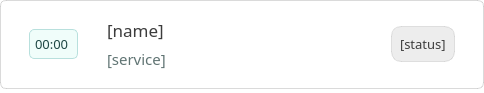
Before: the Qt Designer form ui/item_dashboard.ui in karlito20/AdoraFlowProject, drawn with Qt 5.
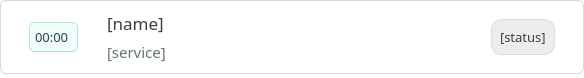
After: the same form once the commit is applied.

```diff
--- a/ui/item_dashboard.ui
+++ b/ui/item_dashboard.ui
@@ -6,8 +6,8 @@
    <rect>
     <x>0</x>
     <y>0</y>
-    <width>484</width>
-    <height>76</height>
+    <width>584</width>
+    <height>64</height>
    </rect>
   </property>
   <property name="minimumSize">
@@ -144,6 +144,12 @@
    </property>
    <item>
     <widget class="QWidget" name="container" native="true">
+     <property name="maximumSize">
+      <size>
+       <width>16777215</width>
+       <height>100</height>
+      </size>
+     </property>
      <property name="styleSheet">
       <string notr="true">#container {
 	border: 1px solid rgba(150, 150, 150, 90);
@@ -163,11 +169,14 @@
       <property name="leftMargin">
        <number>20</number>
       </property>
+      <property name="topMargin">
+       <number>2</number>
+      </property>
       <property name="rightMargin">
        <number>20</number>
       </property>
       <property name="bottomMargin">
-       <number>10</number>
+       <number>2</number>
       </property>
       <item>
        <widget class="QWidget" name="cont1" native="true">
```
